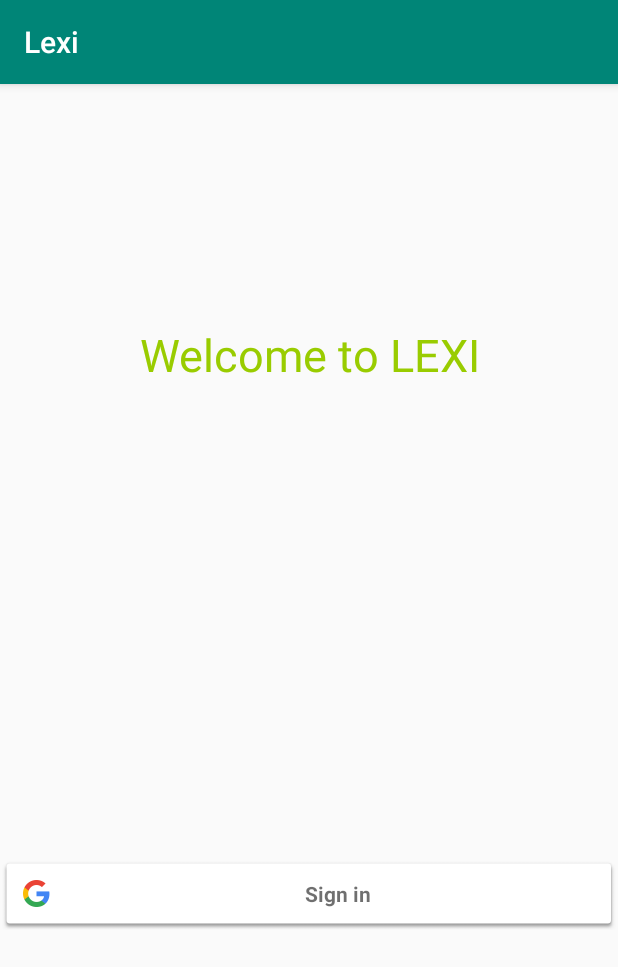
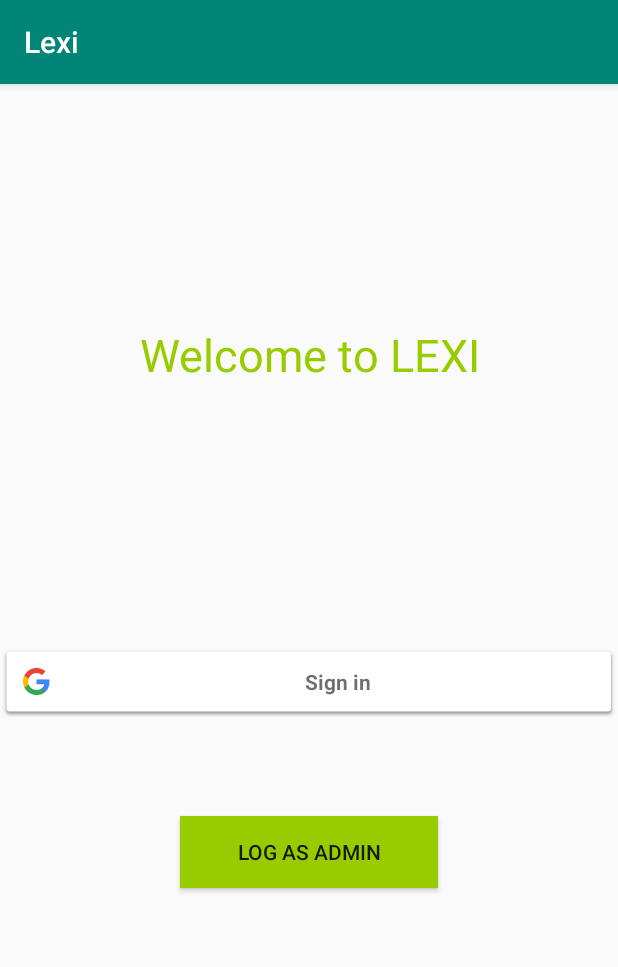
Before and after one commit to sandunsameera/Lexi, an Android app: the screen it shows after launch (MainActivity), on a phone screen of 412 x 824 dp. Shown: the top 967 px of the screen. Run offline under Robolectric (Android 15) with nearby library versions, the phone set to English and light mode, and no system bars; our stand-ins replace Firebase (no records; nobody signed in at launch, a user with empty details on screens opened directly).

```diff
--- a/app/src/main/AndroidManifest.xml
+++ b/app/src/main/AndroidManifest.xml
@@ -9,6 +9,7 @@
         android:roundIcon="@mipmap/ic_launcher_round"
         android:supportsRtl="true"
         android:theme="@style/AppTheme">
+        <activity android:name=".AdminActivity"></activity>
         <activity android:name=".MainActivity">
             <intent-filter>
                 <action android:name="android.intent.action.MAIN" />
--- a/app/src/main/java/com/lolin/deemon_face/lexi/MainActivity.java
+++ b/app/src/main/java/com/lolin/deemon_face/lexi/MainActivity.java
@@ -6,6 +6,7 @@ import android.support.annotation.NonNull;
 import android.support.v7.app.AppCompatActivity;
 import android.util.Log;
 import android.view.View;
+import android.widget.Button;
 import android.widget.Toast;
 
 import com.google.android.gms.auth.api.signin.GoogleSignIn;
@@ -29,6 +30,7 @@ public class MainActivity extends AppCompatActivity {
     private final static int RC_SIGN_IN = 2;
     GoogleSignInClient mGoogleSignInClient;
     FirebaseAuth.AuthStateListener mAuthListner;
+    public Button Main_btn_admin;
 
     @Override
     protected void onStart() {
@@ -43,6 +45,16 @@ public class MainActivity extends AppCompatActivity {
 
         mAuth = FirebaseAuth.getInstance ();
         googleBtn = findViewById (R.id.main_Btn_googleSignIn);
+        Main_btn_admin = findViewById (R.id.Main_Btn_Admin);
+
+        Main_btn_admin.setOnClickListener (new View.OnClickListener () {
+            @Override
+            public void onClick(View v) {
+
+                Intent intent = new Intent (MainActivity.this,AdminActivity.class);
+                startActivity (intent);
+            }
+        });
 
 
 
--- a/app/src/main/res/layout/activity_main.xml
+++ b/app/src/main/res/layout/activity_main.xml
@@ -24,7 +24,21 @@
         android:layout_height="wrap_content"
         android:layout_alignParentStart="true"
         android:layout_alignParentBottom="true"
-        android:layout_marginBottom="204dp">
+        android:layout_marginStart="0dp"
+        android:layout_marginBottom="345dp">
 
     </com.google.android.gms.common.SignInButton>
+
+    <Button
+        android:id="@+id/Main_Btn_Admin"
+        android:layout_width="170sp"
+        android:layout_height="wrap_content"
+        android:layout_alignParentStart="true"
+        android:layout_alignParentEnd="true"
+        android:layout_alignParentBottom="true"
+        android:layout_marginStart="120sp"
+        android:layout_marginEnd="120sp"
+        android:layout_marginBottom="232dp"
+        android:text="@string/log_as_admin1"
+        android:background="@android:color/holo_green_light"/>
 </RelativeLayout>
--- a/app/src/main/res/values/strings.xml
+++ b/app/src/main/res/values/strings.xml
@@ -40,6 +40,7 @@
     <string name="register">Register</string>
     <string name="log_out">Log out</string>
     <string name="add_cater">Add Cater</string>
+    <string name="log_as_admin1">Log As Admin</string>
 
 
 </resources>
```
Also changed, not shown: app/src/main/java/com/lolin/deemon_face/lexi/AdminActivity.java (added, +13 -0 lines), app/src/main/res/layout/activity_admin.xml (added, +9 -0 lines).
